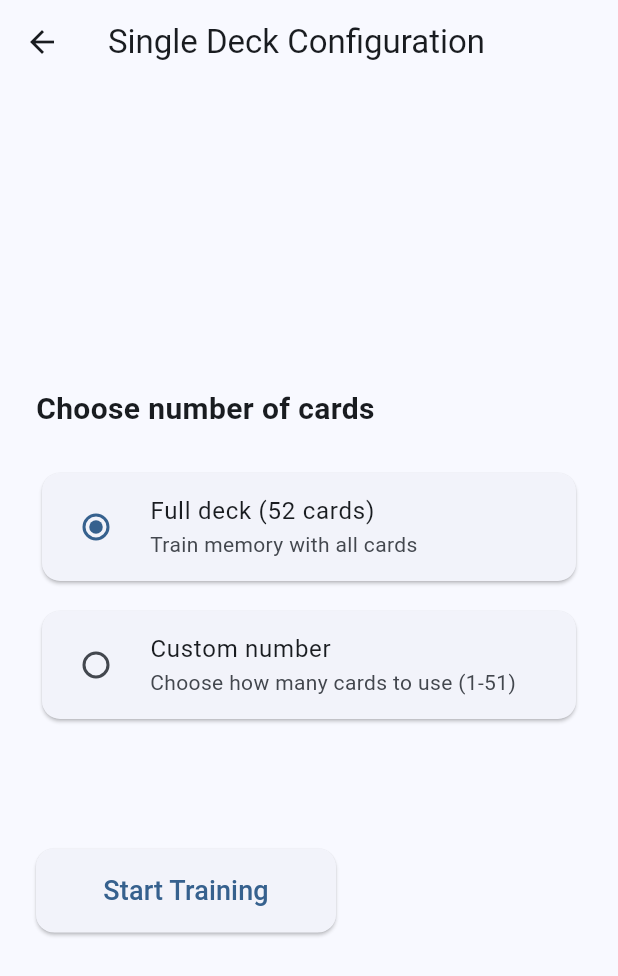
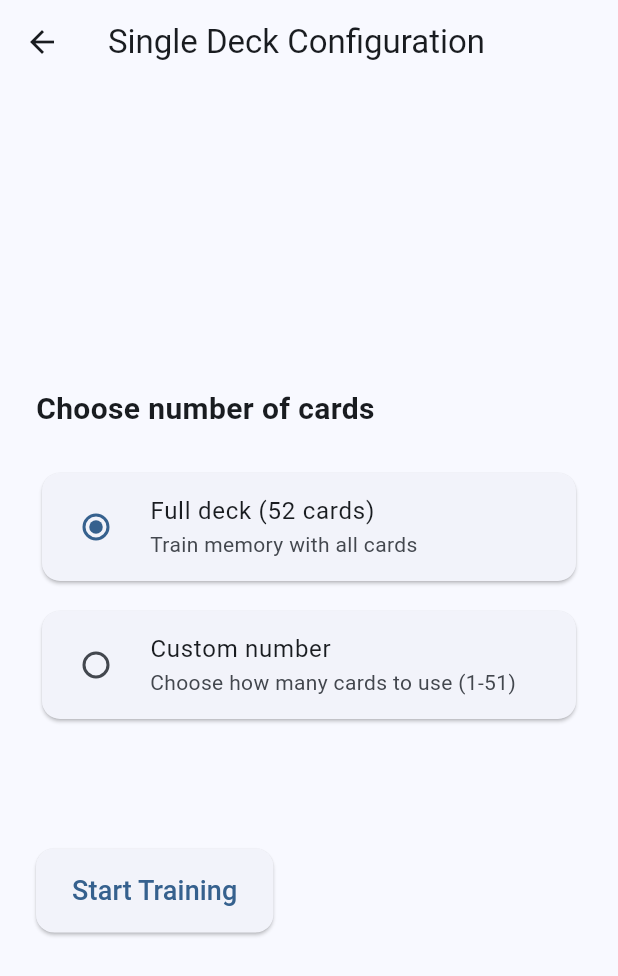
Before and after one commit to Soyadrul/DeckDash, a Flutter app: the screen it shows after launch, after a tap on "Single Deck", on a phone screen of 412 x 824 dp. Shown: the top 976 px of the screen. Run offline on Flutter 3.47's test engine with Material 3 defaults, Android fonts, the phone set to English and light mode, and no system bars; our stand-ins replace package_info_plus, shared_preferences.

Commit message:
fix: Changed minimum size to depend on content width

```diff
--- a/lib/widgets/custom_elevated_button.dart
+++ b/lib/widgets/custom_elevated_button.dart
@@ -26,7 +26,7 @@ class CustomElevatedButton extends StatelessWidget {
       child: ElevatedButton(
         onPressed: onPressed,
         style: ElevatedButton.styleFrom(
-          minimumSize: Size(width ?? 200, height!), // Minimum size but fits content
+          minimumSize: width != null ? Size(width!, height!) : null, // Allow content-based sizing
           padding: padding ?? const EdgeInsets.symmetric(horizontal: 24, vertical: 12),
           shape: shape ?? RoundedRectangleBorder(
             borderRadius: BorderRadius.circular(12), // Rounded corners
@@ -68,7 +68,7 @@ class CustomElevatedButtonIcon extends StatelessWidget {
         icon: icon,
         label: label,
         style: ElevatedButton.styleFrom(
-          minimumSize: Size(width ?? 200, height!), // Minimum size but fits content
+          minimumSize: width != null ? Size(width!, height!) : null, // Allow content-based sizing
           padding: padding ?? const EdgeInsets.symmetric(horizontal: 24, vertical: 12),
           shape: shape ?? RoundedRectangleBorder(
             borderRadius: BorderRadius.circular(12), // Rounded corners
@@ -105,7 +105,7 @@ class CustomOutlinedButton extends StatelessWidget {
       child: OutlinedButton(
         onPressed: onPressed,
         style: OutlinedButton.styleFrom(
-          minimumSize: Size(width ?? 200, height!), // Minimum size but fits content
+          minimumSize: width != null ? Size(width!, height!) : null, // Allow content-based sizing
           padding: padding ?? const EdgeInsets.symmetric(horizontal: 24, vertical: 12),
           shape: shape ?? RoundedRectangleBorder(
             borderRadius: BorderRadius.circular(12), // Rounded corners
```
